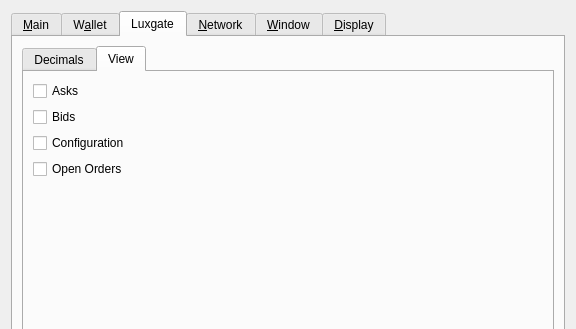
This is src/qt/forms/optionsdialog.ui in LUX-Core/lux as Qt 5 draws it before an edit; both pictures show x 0 to 576 and y 0 to 329 of the 576 by 504 pixel window. The edited form follows.
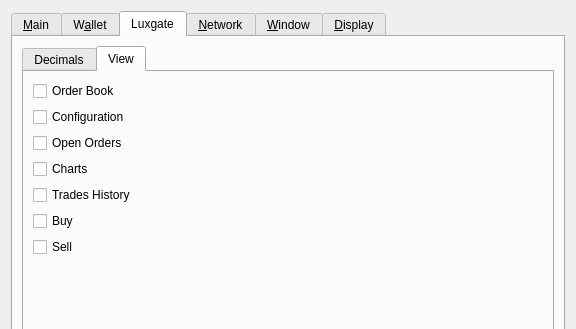
This is the edited form. Custom widgets are drawn as their Qt base class.

What changed in the file:
```diff
--- a/src/qt/forms/optionsdialog.ui
+++ b/src/qt/forms/optionsdialog.ui
@@ -536,14 +536,7 @@
            <item>
             <widget class="QCheckBox" name="checkBoxAsks">
              <property name="text">
-              <string>Asks</string>
-             </property>
-            </widget>
-           </item>
-           <item>
-            <widget class="QCheckBox" name="checkBoxBids">
-             <property name="text">
-              <string>Bids</string>
+              <string>Order Book</string>
              </property>
             </widget>
            </item>
@@ -561,6 +554,34 @@
              </property>
             </widget>
            </item>
+           <item>
+            <widget class="QCheckBox" name="checkBoxCharts">
+             <property name="text">
+              <string>Charts</string>
+             </property>
+            </widget>
+           </item>
+           <item>
+            <widget class="QCheckBox" name="checkBoxTradesHistory">
+             <property name="text">
+              <string>Trades History</string>
+             </property>
+            </widget>
+           </item>
+           <item>
+            <widget class="QCheckBox" name="checkBoxCreateBuyOrder">
+             <property name="text">
+              <string>Buy</string>
+             </property>
+            </widget>
+           </item>
+           <item>
+            <widget class="QCheckBox" name="checkBoxCreateSellOrder">
+             <property name="text">
+              <string>Sell</string>
+             </property>
+            </widget>
+           </item>
            <item>
             <spacer name="verticalSpacer_3">
              <property name="orientation">
```
Left out of the diff: 2 changed lines with no effect on the pictures.
